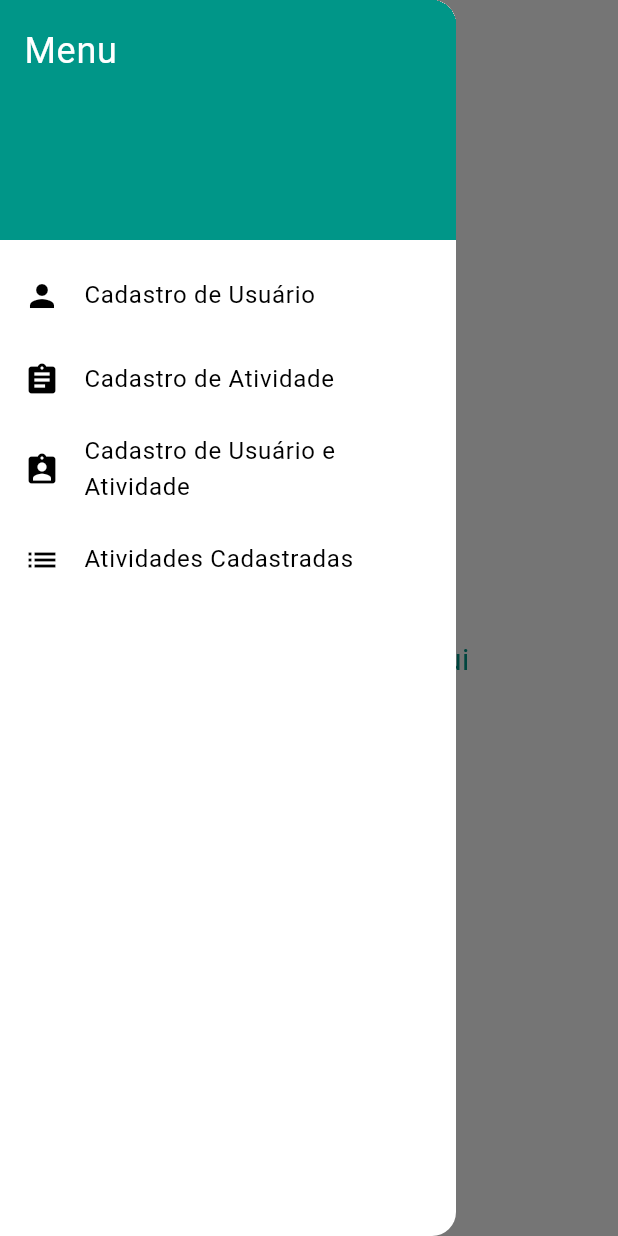
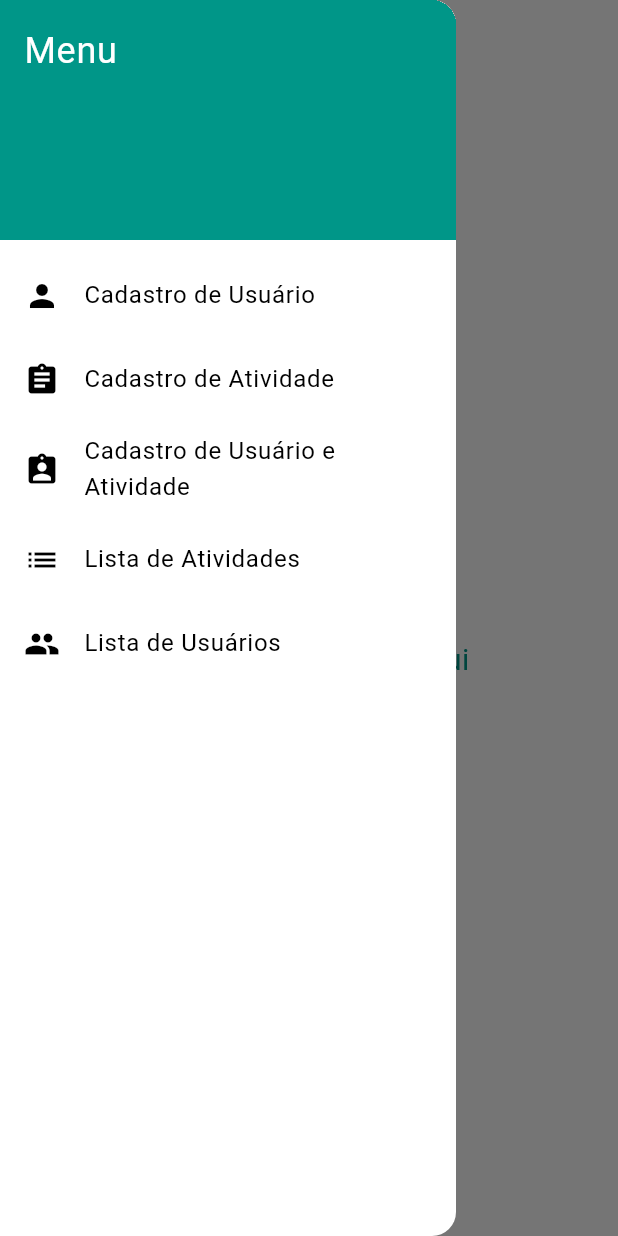
Before and after one commit to GabiiSmithh/OPT120, a Flutter app: the screen it shows after launch, with the side drawer open, on a phone screen of 412 x 824 dp. Run offline on Flutter 3.47's test engine with Material 3 defaults, Android fonts, the phone set to English and light mode, and no system bars.

Commit message:
Add files via upload

```diff
--- a/frontend_devmovel/lib/main.dart
+++ b/frontend_devmovel/lib/main.dart
@@ -1,8 +1,9 @@
 import 'package:flutter/material.dart';
-import 'cadastro_usuario.dart'; // Importar o arquivo da tela de cadastro de usuário
-import 'cadastro_atividade.dart'; // Importar o arquivo da tela de cadastro de atividade
-import 'atividades_cadastradas.dart'; // Importar o arquivo da tela de atividades cadastradas
-import 'cadastro_usuario_atividade.dart'; // Importar o arquivo da tela de cadastro de usuário e atividade
+import 'cadastro_usuario.dart'; // Import the file for user registration screen
+import 'cadastro_atividade.dart'; // Import the file for activity registration screen
+import 'cadastro_usuario_atividade.dart'; // Import the file for user and activity registration screen
+import 'lista_atividades.dart'; // Import the file for the activity list screen
+import 'lista_usuarios.dart'; // Import the file for the user list screen
 
 void main() {
   runApp(const MyApp());
@@ -20,10 +21,11 @@ class MyApp extends StatelessWidget {
       ),
       home: const MyHomePage(title: 'Menu Inicial'),
       routes: {
-        '/cadastro_usuario': (context) => CadastroUsuarioPage(), // Adicionando rota para a tela de cadastro de usuário
-        '/cadastro_atividade': (context) => CadastroAtividadePage(), // Adicionando rota para a tela de cadastro de atividade
-        '/atividades_cadastradas': (context) => AtividadesCadastradasPage(), // Adicionando rota para a tela de atividades cadastradas
-        '/cadastro_usuario_atividade': (context) => CadastroUsuarioAtividade(), // Adicionando rota para a tela de cadastro de usuário e atividade
+        '/cadastro_usuario': (context) => CadastroUsuarioPage(),
+        '/cadastro_atividade': (context) => CadastroAtividadePage(),
+        '/cadastro_usuario_atividade': (context) => CadastroUsuarioAtividade(),
+        '/lista_atividades': (context) => ListaAtividadeScreen(), // Add route for activity list screen
+        '/lista_usuarios': (context) => ListaUsuarioScreen(), // Add route for user list screen
       },
     );
   }
@@ -39,7 +41,7 @@ class MyHomePage extends StatelessWidget {
     return Scaffold(
       appBar: AppBar(
         title: Text(title),
-        backgroundColor: Colors.white, // Define a cor da AppBar como roxo
+        backgroundColor: Colors.white,
       ),
       drawer: Drawer(
         child: ListView(
@@ -58,7 +60,7 @@ class MyHomePage extends StatelessWidget {
               ),
             ),
             ListTile(
-              leading: const Icon(Icons.person), // Ícone para cadastro de usuário
+              leading: const Icon(Icons.person),
               title: const Text('Cadastro de Usuário'),
               onTap: () {
                 Navigator.pop(context);
@@ -66,7 +68,7 @@ class MyHomePage extends StatelessWidget {
               },
             ),
             ListTile(
-              leading: const Icon(Icons.assignment), // Ícone para cadastro de atividade
+              leading: const Icon(Icons.assignment),
               title: const Text('Cadastro de Atividade'),
               onTap: () {
                 Navigator.pop(context);
@@ -74,7 +76,7 @@ class MyHomePage extends StatelessWidget {
               },
             ),
             ListTile(
-              leading: const Icon(Icons.assignment_ind), // Ícone para cadastro de usuário e atividade
+              leading: const Icon(Icons.assignment_ind),
               title: const Text('Cadastro de Usuário e Atividade'),
               onTap: () {
                 Navigator.pop(context);
@@ -82,11 +84,19 @@ class MyHomePage extends StatelessWidget {
               },
             ),
             ListTile(
-              leading: const Icon(Icons.list), // Ícone para atividades cadastradas
-              title: const Text('Atividades Cadastradas'),
+              leading: const Icon(Icons.list),
+              title: const Text('Lista de Atividades'), // Add a new list tile for activity list screen
               onTap: () {
                 Navigator.pop(context);
-                Navigator.pushNamed(context, '/atividades_cadastradas');
+                Navigator.pushNamed(context, '/lista_atividades'); // Navigate to activity list screen
+              },
+            ),
+            ListTile(
+              leading: const Icon(Icons.people),
+              title: const Text('Lista de Usuários'), // Add a new list tile for user list screen
+              onTap: () {
+                Navigator.pop(context);
+                Navigator.pushNamed(context, '/lista_usuarios'); // Navigate to user list screen
               },
             ),
           ],
@@ -100,7 +110,7 @@ class MyHomePage extends StatelessWidget {
               height: 100,
               decoration: BoxDecoration(
                 color: Colors.white,
-                borderRadius: BorderRadius.circular(10), // Define bordas arredondadas
+                borderRadius: BorderRadius.circular(10),
               ),
             ),
           ),
```
Also changed, not shown: frontend_devmovel/lib/lista_atividades.dart (added, +145 -0 lines), frontend_devmovel/lib/lista_usuarios.dart (added, +131 -0 lines).
